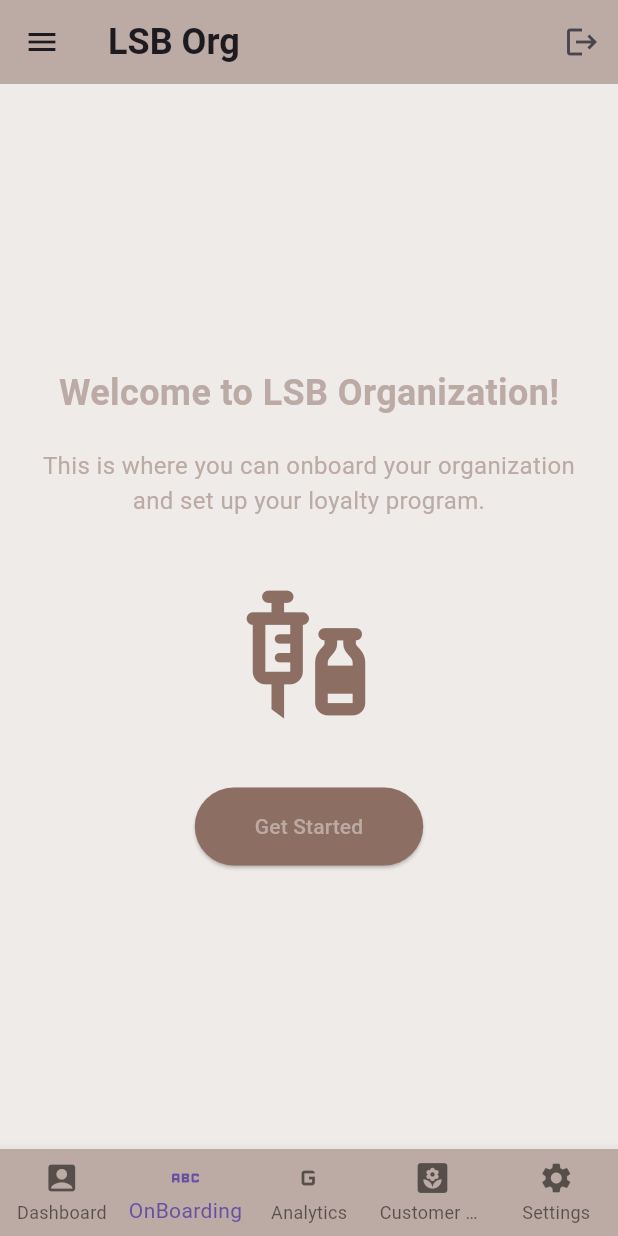
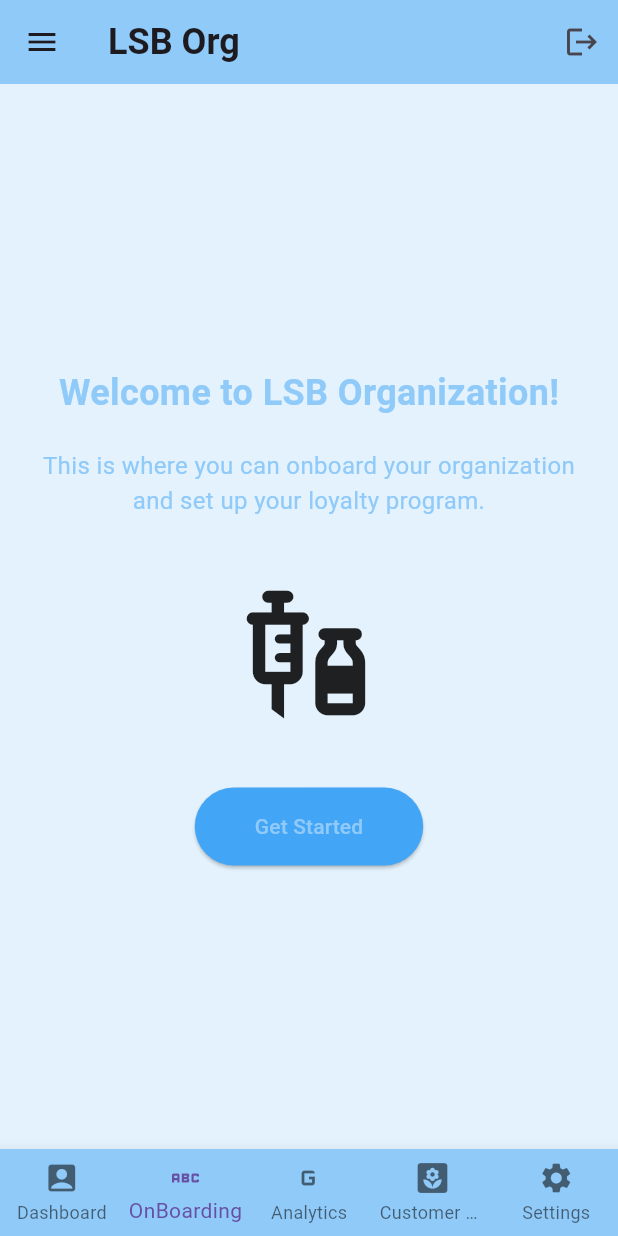
Before and after one commit to Singh1106/lsb_org_app, a Flutter app: the HomePage screen opened by its route, item 2 of the bottom bar chosen, in the side drawer, after a tap on the "logout" icon, on a phone screen of 412 x 824 dp. Run offline on Flutter 3.47's test engine with Material 3 defaults, Android fonts, the phone set to English and light mode, and no system bars; our stand-ins replace flutter_hooks.

Commit message:
chore: somehow chatgpt fixed the vertical drawer problem with flutter_hooks

```diff
--- a/lib/main.dart
+++ b/lib/main.dart
@@ -4,12 +4,13 @@ import 'package:lsb_organization/pages/login.dart';
 import 'package:lsb_organization/pages/otp.dart';
 import 'package:lsb_organization/pages/settings.dart';
 import 'package:lsb_organization/theme/main.dart';
+import 'package:flutter_hooks/flutter_hooks.dart';
 
 void main() {
   runApp(const MyApp());
 }
 
-class MyApp extends StatelessWidget {
+class MyApp extends HookWidget {
   const MyApp({super.key});
 
   @override
--- a/lib/pages/dashboard.dart
+++ b/lib/pages/dashboard.dart
@@ -1,12 +1,15 @@
 import 'package:flutter/material.dart';
+import 'package:flutter_hooks/flutter_hooks.dart';
 import 'package:lsb_organization/theme/main.dart';
 
-class DashboardPage extends StatelessWidget {
+class DashboardPage extends HookWidget {
   const DashboardPage({Key? key}) : super(key: key);
 
   @override
   Widget build(BuildContext context) {
     final theme = ThemeSelector.getTheme();
+    final activeUsers = useState<int>(1000);
+    final salesToday = useState<double>(5000.0);
 
     return Scaffold(
       body: Padding(
@@ -15,49 +18,17 @@ class DashboardPage extends StatelessWidget {
           crossAxisAlignment: CrossAxisAlignment.stretch,
           mainAxisAlignment: MainAxisAlignment.center,
           children: [
-            Card(
-              color: theme.secondaryColor,
-              elevation: theme.elevation,
-              shape: RoundedRectangleBorder(
-                borderRadius: BorderRadius.circular(theme.borderRadius),
-              ),
-              child: ListTile(
-                title: Text(
-                  'Active Users',
-                  style:
-                      theme.bodyTextStyle.copyWith(fontWeight: FontWeight.bold),
-                ),
-                subtitle: Text(
-                  '1,000',
-                  style: theme.bodyTextStyle,
-                ),
-                leading: Icon(Icons.group, color: theme.accentColor),
-                onTap: () {
-                  // Add onTap logic
-                },
-              ),
+            CardWidget(
+              title: 'Active Users',
+              value: activeUsers.value.toString(),
+              icon: Icons.group,
+              theme: theme,
             ),
-            Card(
-              color: theme.secondaryColor,
-              elevation: theme.elevation,
-              shape: RoundedRectangleBorder(
-                borderRadius: BorderRadius.circular(theme.borderRadius),
-              ),
-              child: ListTile(
-                title: Text(
-                  'Sales Today',
-                  style:
-                      theme.bodyTextStyle.copyWith(fontWeight: FontWeight.bold),
-                ),
-                subtitle: Text(
-                  '\$5,000',
-                  style: theme.bodyTextStyle,
-                ),
-                leading: Icon(Icons.attach_money, color: theme.accentColor),
-                onTap: () {
-                  // Add onTap logic
-                },
-              ),
+            CardWidget(
+              title: 'Sales Today',
+              value: '\$${salesToday.value.toString()}',
+              icon: Icons.attach_money,
+              theme: theme,
             ),
             // Other widgets like graphs, charts, or summaries
 
@@ -75,3 +46,42 @@ class DashboardPage extends StatelessWidget {
     );
   }
 }
+
+class CardWidget extends StatelessWidget {
+  final String title;
+  final String value;
+  final IconData icon;
+  final AppTheme theme;
+
+  const CardWidget({
+    required this.title,
+    required this.value,
+    required this.icon,
+    required this.theme,
+  });
+
+  @override
+  Widget build(BuildContext context) {
+    return Card(
+      color: theme.secondaryColor,
+      elevation: theme.elevation,
+      shape: RoundedRectangleBorder(
+        borderRadius: BorderRadius.circular(theme.borderRadius),
+      ),
+      child: ListTile(
+        title: Text(
+          title,
+          style: theme.bodyTextStyle.copyWith(fontWeight: FontWeight.bold),
+        ),
+        subtitle: Text(
+          value,
+          style: theme.bodyTextStyle,
+        ),
+        leading: Icon(icon, color: theme.accentColor),
+        onTap: () {
+          // Add onTap logic
+        },
+      ),
+    );
+  }
+}
--- a/lib/pages/home.dart
+++ b/lib/pages/home.dart
@@ -1,4 +1,5 @@
 import 'package:flutter/material.dart';
+import 'package:flutter_hooks/flutter_hooks.dart';
 import 'package:lsb_organization/pages/analytics.dart';
 import 'package:lsb_organization/pages/customer-management.dart';
 import 'package:lsb_organization/pages/dashboard.dart';
@@ -7,32 +8,25 @@ import 'package:lsb_organization/pages/onboarding.dart';
 import 'package:lsb_organization/pages/settings.dart';
 import 'package:lsb_organization/theme/main.dart';
 
-class HomePage extends StatefulWidget {
-  const HomePage({Key? key});
+class HomePage extends HookWidget {
+  const HomePage({Key? key}) : super(key: key);
 
   @override
-  State<HomePage> createState() => _HomePageState();
-}
+  Widget build(BuildContext context) {
+    final theme = ThemeSelector.getTheme();
+    final selectedPageIndex = useState<int>(0);
 
-class _HomePageState extends State<HomePage> {
-  int _selectedIndex = 0;
-  final _pages = [
+    final List<Widget> _pages = [
       const DashboardPage(),
       const OnBoardingPage(),
       const AnalyticsPage(),
       const CustomerManagementPage(),
-    const SettingsPage()
+      const SettingsPage(),
     ];
 
     void _navigateBottomBar(int index) {
-    setState(() {
-      _selectedIndex = index;
-    });
+      selectedPageIndex.value = index;
     }
-
-  @override
-  Widget build(BuildContext context) {
-    final theme = ThemeSelector.getTheme();
 
     return Scaffold(
       appBar: AppBar(
@@ -79,12 +73,7 @@ class _HomePageState extends State<HomePage> {
               title: const Text('Profile'),
               onTap: () {
                 Navigator.pop(context);
-                Navigator.push(
-                  context,
-                  MaterialPageRoute(
-                    builder: (context) => const DashboardPage(),
-                  ),
-                );
+                selectedPageIndex.value = 0;
               },
             ),
             ListTile(
@@ -92,23 +81,17 @@ class _HomePageState extends State<HomePage> {
               title: const Text('Settings'),
               onTap: () {
                 Navigator.pop(context);
-                Navigator.push(
-                  context,
-                  MaterialPageRoute(
-                    builder: (context) => const SettingsPage(),
-                  ),
-                );
+                selectedPageIndex.value = 4;
               },
             ),
           ],
         ),
       ),
       bottomNavigationBar: BottomNavigationBar(
-        currentIndex: _selectedIndex,
+        currentIndex: selectedPageIndex.value,
         onTap: _navigateBottomBar,
         backgroundColor: theme.primaryColor,
-        type: BottomNavigationBarType.fixed, // This is all you need!
-
+        type: BottomNavigationBarType.fixed,
         items: const [
           BottomNavigationBarItem(
             icon: Icon(
@@ -147,7 +130,7 @@ class _HomePageState extends State<HomePage> {
           ),
         ],
       ),
-      body: _pages[_selectedIndex],
+      body: _pages[selectedPageIndex.value],
     );
   }
 }
--- a/lib/pages/onboarding.dart
+++ b/lib/pages/onboarding.dart
@@ -1,7 +1,8 @@
 import 'package:flutter/material.dart';
+import 'package:flutter_hooks/flutter_hooks.dart';
 import 'package:lsb_organization/theme/main.dart';
 
-class OnBoardingPage extends StatelessWidget {
+class OnBoardingPage extends HookWidget {
   const OnBoardingPage({Key? key}) : super(key: key);
 
   @override
@@ -24,7 +25,7 @@ class OnBoardingPage extends StatelessWidget {
                 color: theme.primaryColor,
               ),
             ),
-            SizedBox(height: 20),
+            const SizedBox(height: 20),
             Text(
               'This is where you can onboard your organization '
               'and set up your loyalty program.',
@@ -34,13 +35,12 @@ class OnBoardingPage extends StatelessWidget {
                 color: theme.primaryColor,
               ),
             ),
-            SizedBox(height: 40),
-            Icon(
+            const SizedBox(height: 40),
+            const Icon(
               Icons.vaccines,
               size: 100,
-              color: theme.accentColor,
             ),
-            SizedBox(height: 40),
+            const SizedBox(height: 40),
             ElevatedButton(
               onPressed: () {
                 // Define action when the button is pressed
@@ -50,7 +50,8 @@ class OnBoardingPage extends StatelessWidget {
               style: ElevatedButton.styleFrom(
                 foregroundColor: theme.primaryColor,
                 backgroundColor: theme.accentColor,
-                padding: EdgeInsets.symmetric(horizontal: 40, vertical: 16),
+                padding:
+                    const EdgeInsets.symmetric(horizontal: 40, vertical: 16),
               ),
             ),
           ],
--- a/lib/theme/main.dart
+++ b/lib/theme/main.dart
@@ -127,7 +127,7 @@ class ThemeSelector {
     // final themes = ThemeType.values;
     // final randomIndex = Random().nextInt(themes.length);
     // return themes[randomIndex];
-    return ThemeType.beige;
+    return ThemeType.oceanbreeze;
   }
 
   static AppTheme getTheme() {
--- a/pubspec.yaml
+++ b/pubspec.yaml
@@ -35,6 +35,7 @@ dependencies:
   # The following adds the Cupertino Icons font to your application.
   # Use with the CupertinoIcons class for iOS style icons.
   cupertino_icons: ^1.0.2
+  flutter_hooks: ^0.20.4
 
 dev_dependencies:
   flutter_test:
```
Also changed, not shown: lib/pages/analytics.dart (+10 -9 lines), lib/pages/customer-management.dart (+8 -7 lines), lib/pages/login.dart (+24 -149 lines), lib/pages/otp.dart (+19 -28 lines), lib/pages/settings.dart (+4 -3 lines), pubspec.lock. Lines whose indentation alone changed are shown as unchanged.
